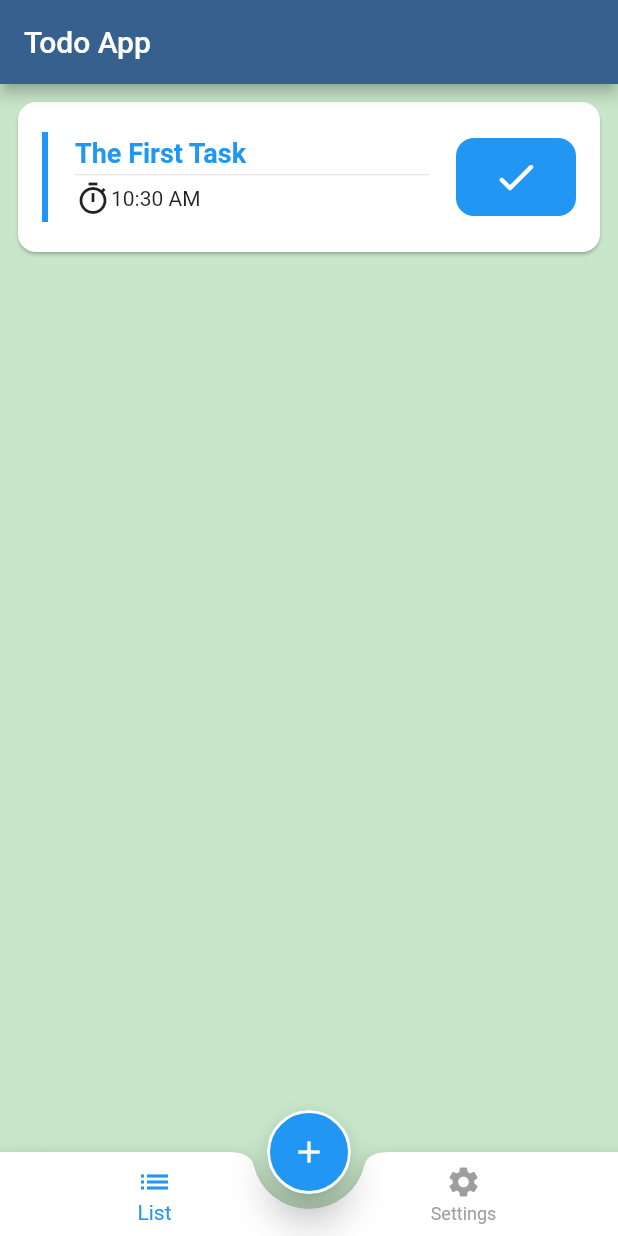
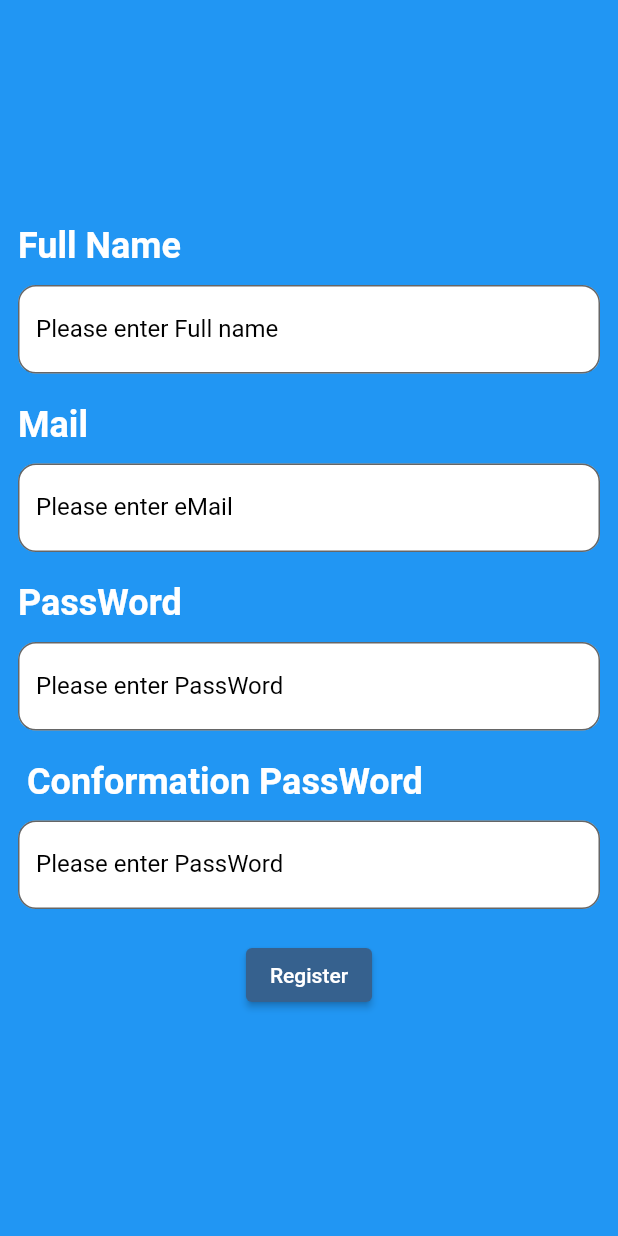
Before and after one commit to abdallahalnagar188/todo_flutter, a Flutter app: the screen it shows after launch, on a phone screen of 412 x 824 dp. Run offline on Flutter 3.47's test engine with Material 3 defaults, Android fonts, the phone set to English and light mode, and no system bars; drawn by our look-alikes of flutter_slidable; our stand-ins replace shared_preferences; generated files the repository leaves out were written again.

Commit message:
add localization and rejester screen and

```diff
--- a/lib/l10n/app_ar.arb
+++ b/lib/l10n/app_ar.arb
@@ -1,13 +1,6 @@
 {
-  "helloWorld": "Hello World!",
-  "appTitle": "اسلامي",
-  "quranTap": "قراءن",
-  "ahadethTap": "احاديث",
-  "sebhaTap": "سبحه",
-  "radioTap": "راديو",
-  "chapterName": "اسم السوره",
-  "hadethNum": "احاديث",
-  "settings": "الاعدادات",
+  "settingsTap": "الاعدادات",
   "language": "اللغه",
-  "radioFmEg": "ازاعة القراءن الكريم"
+  "listsTasksTap": "المهام"
+
 }
--- a/lib/l10n/app_en.arb
+++ b/lib/l10n/app_en.arb
@@ -1,13 +1,5 @@
 {
-  "helloWorld": "Hello World!",
-  "appTitle": "Islami",
-  "quranTap": "Quran",
-  "ahadethTap": "Ahadeth",
-  "sebhaTap": "Sebha",
-  "radioTap": "Radio",
-  "chapterName": "Sora Name",
-  "hadethNum": "Ahadeth",
-  "settings": "Settings",
+  "settingsTap": "Settings",
   "language": "Language",
-  "radioFmEg": "Radio Fm Egypt"
+  "listsTasksTap": "Tasks List"
 }
--- a/lib/main.dart
+++ b/lib/main.dart
@@ -1,8 +1,9 @@
 import 'package:flutter/material.dart';
 import 'package:provider/provider.dart';
 import 'package:todo_flutter/ui/home/home_screen.dart';
-import 'package:todo_flutter/ui/providers/LanguageProvider.dart';
+import 'package:todo_flutter/ui/providers/language_provider.dart';
 import 'package:flutter_gen/gen_l10n/app_localizations.dart';
+import 'package:todo_flutter/ui/register/register_screen.dart';
 
 void main() {
   runApp(
@@ -37,8 +38,11 @@ class MyApp extends StatelessWidget {
         ),
         colorScheme: ColorScheme.fromSeed(seedColor: Colors.blue),
       ),
-      routes: {HomeScreen.routName: (_) => HomeScreen()},
-      initialRoute: HomeScreen.routName,
+      routes: {
+        HomeScreen.routName: (_) => HomeScreen(),
+        RegisterScreen.routName:(_) => RegisterScreen()
+      },
+      initialRoute: RegisterScreen.routName,
       localizationsDelegates: AppLocalizations.localizationsDelegates,
       supportedLocales: AppLocalizations.supportedLocales,
       locale:Locale( languageProvider.currentLocale),
--- a/lib/ui/common/appSettingsBottomSheet.dart
+++ b/lib/ui/common/appSettingsBottomSheet.dart
@@ -1,7 +1,7 @@
 import 'package:flutter/material.dart';
 import 'package:provider/provider.dart';
 
-import '../providers/LanguageProvider.dart';
+import '../providers/language_provider.dart';
 
 class AppSettingsBottomSheet extends StatelessWidget {
   const AppSettingsBottomSheet({super.key});
--- /dev/null
+++ b/lib/ui/common/app_form_field.dart
@@ -0,0 +1,49 @@
+import 'package:flutter/material.dart';
+
+class AppFormField extends StatelessWidget {
+  String title;
+  String hint;
+  TextInputType keyboardType;
+  bool sceuredPassword;
+
+  AppFormField({
+    super.key,
+    required this.title,
+    required this.hint,
+    this.keyboardType = TextInputType.text,
+    this.sceuredPassword = false
+  });
+
+  @override
+  Widget build(BuildContext context) {
+    return Column(
+      crossAxisAlignment: CrossAxisAlignment.start,
+      children: [
+        Text(
+          title,
+          style: TextStyle(
+            color: Colors.white,
+            fontWeight: FontWeight.w600,
+            fontSize: 24,
+          ),
+        ),
+        SizedBox(height: 12),
+        TextFormField(
+          decoration: InputDecoration(
+            border: OutlineInputBorder(borderRadius: BorderRadius.circular(12)),
+            label: Text(hint),
+            labelStyle: TextStyle(
+              color: Colors.black,
+              fontWeight: FontWeight.w400,
+              fontSize: 16,
+            ),
+            filled: true,
+            fillColor: Colors.white,
+          ),
+          keyboardType: keyboardType,
+          obscureText: sceuredPassword,
+        ),
+      ],
+    );
+  }
+}
--- a/lib/ui/home/home_screen.dart
+++ b/lib/ui/home/home_screen.dart
@@ -1,7 +1,7 @@
 import 'package:flutter/material.dart';
-import 'package:todo_flutter/ui/listOfTodos/TasksListTap.dart';
-
-import '../settings/SettingsTap.dart';
+import 'package:todo_flutter/ui/listOfTodos/task_list_tap.dart';
+import 'package:flutter_gen/gen_l10n/app_localizations.dart';
+import '../settings/settings_tap.dart';
 
 class HomeScreen extends StatefulWidget {
   static String routName = "home_screen";
@@ -14,10 +14,7 @@ class HomeScreen extends StatefulWidget {
 
 class _HomeScreenState extends State<HomeScreen> {
   int newSelectedIndex = 0;
-  var taps = [
-    TaskslistTap(),
-    SettingsTab()
-  ];
+  var taps = [TaskslistTap(), SettingsTab()];
 
   @override
   Widget build(BuildContext context) {
@@ -45,10 +42,13 @@ class _HomeScreenState extends State<HomeScreen> {
           },
           backgroundColor: Colors.transparent,
           items: [
-            BottomNavigationBarItem(icon: Icon(Icons.list), label: "List"),
+            BottomNavigationBarItem(
+              icon: Icon(Icons.list),
+              label: AppLocalizations.of(context)!.listsTasksTap,
+            ),
             BottomNavigationBarItem(
               icon: Icon(Icons.settings),
-              label: "Settings",
+              label: AppLocalizations.of(context)!.settingsTap,
             ),
           ],
         ),
--- a/lib/ui/listOfTodos/TaskItem.dart
+++ b/lib/ui/listOfTodos/task_item.dart
@@ -69,7 +69,7 @@ class TaskItem extends StatelessWidget {
                     color: Colors.blue,
                     borderRadius: BorderRadius.circular(12),
                   ),
-                  child: Icon(Icons.check_rounded, color: Colors.white, size: 32),
+                  child: Icon(Icons.check_rounded, color: Colors.white, size: 28)
                 ),
               ],
             ),
--- a/lib/ui/listOfTodos/TasksListTap.dart
+++ b/lib/ui/listOfTodos/task_list_tap.dart
@@ -1,5 +1,5 @@
 import 'package:flutter/material.dart';
-import 'package:todo_flutter/ui/listOfTodos/TaskItem.dart';
+import 'package:todo_flutter/ui/listOfTodos/task_item.dart';
 
 class TaskslistTap extends StatelessWidget {
   const TaskslistTap({super.key});
--- /dev/null
+++ b/lib/ui/register/register_screen.dart
@@ -0,0 +1,55 @@
+import 'package:flutter/material.dart';
+import 'package:todo_flutter/ui/common/app_form_field.dart';
+
+class RegisterScreen extends StatelessWidget {
+  static String routName = "register_screen";
+
+  const RegisterScreen({super.key});
+
+  @override
+  Widget build(BuildContext context) {
+    return Scaffold(
+      backgroundColor: Colors.blue,
+      body: SafeArea(
+        child: Container(
+          padding: EdgeInsets.symmetric(horizontal: 12, vertical: 8),
+          child: Column(
+            mainAxisAlignment: MainAxisAlignment.center,
+            children: [
+              AppFormField(
+                title: "Full Name",
+                hint: "Please enter Full name",
+                keyboardType: TextInputType.text,
+              ),
+              SizedBox(height: 20),
+              AppFormField(
+                title: "Mail",
+                hint: "Please enter eMail",
+                keyboardType: TextInputType.emailAddress,
+              ),
+              SizedBox(height: 20),
+              AppFormField(
+                title: "PassWord",
+                hint: "Please enter PassWord",
+                keyboardType: TextInputType.text,
+                sceuredPassword: true,
+              ),
+              SizedBox(height: 20),
+              AppFormField(
+                title: " Conformation PassWord",
+                hint: "Please enter PassWord",
+                keyboardType: TextInputType.text,
+                sceuredPassword: true,
+              ),
+              SizedBox(height: 20),
+              ElevatedButton(
+                onPressed: () {},
+                child: Text("Register"),
+              ),
+            ],
+          ),
+        ),
+      ),
+    );
+  }
+}
--- a/lib/ui/settings/SettingsTap.dart
+++ b/lib/ui/settings/settings_tap.dart
@@ -2,7 +2,7 @@ import 'package:flutter/material.dart';
 import 'package:provider/provider.dart';
 import 'package:todo_flutter/ui/common/appSettingsBottomSheet.dart';
 import 'package:flutter_gen/gen_l10n/app_localizations.dart';
-import '../providers/LanguageProvider.dart';
+import '../providers/language_provider.dart';
 
 class SettingsTab extends StatefulWidget {
   const SettingsTab({super.key});
```
Also changed, not shown: lib/ui/providers/language_provider.dart (renamed from lib/ui/providers/LanguageProvider.dart).
